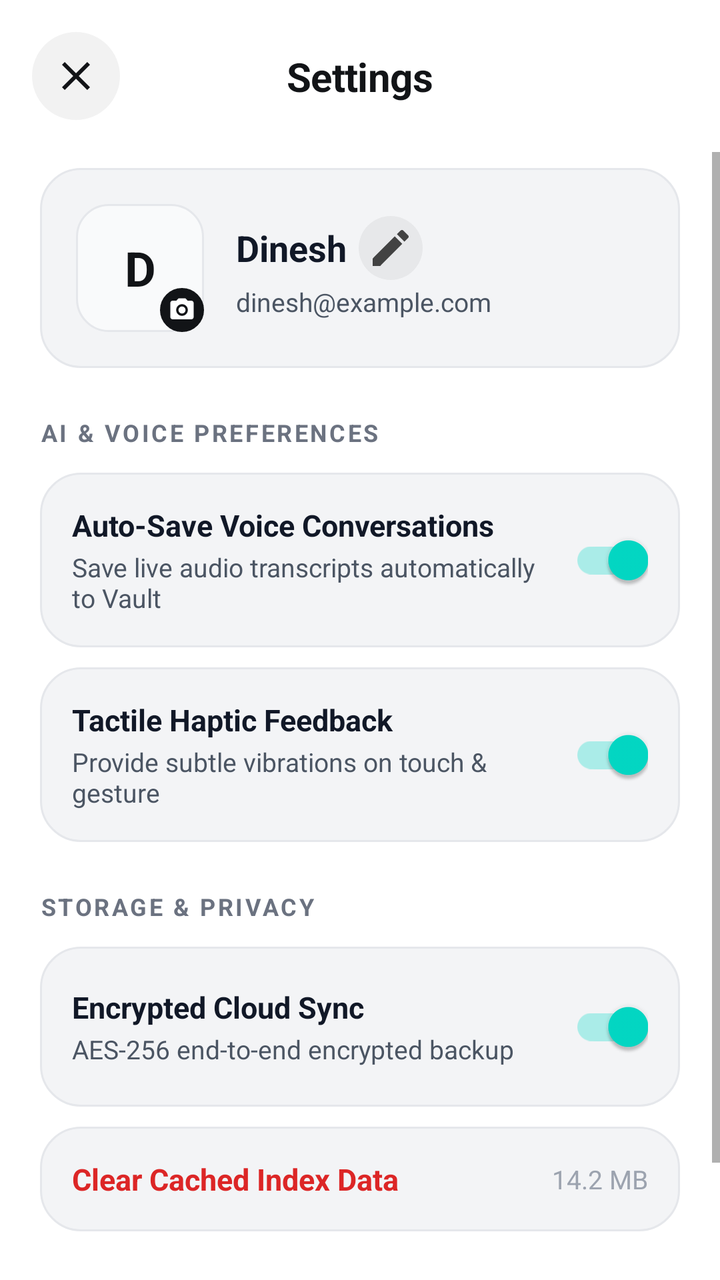
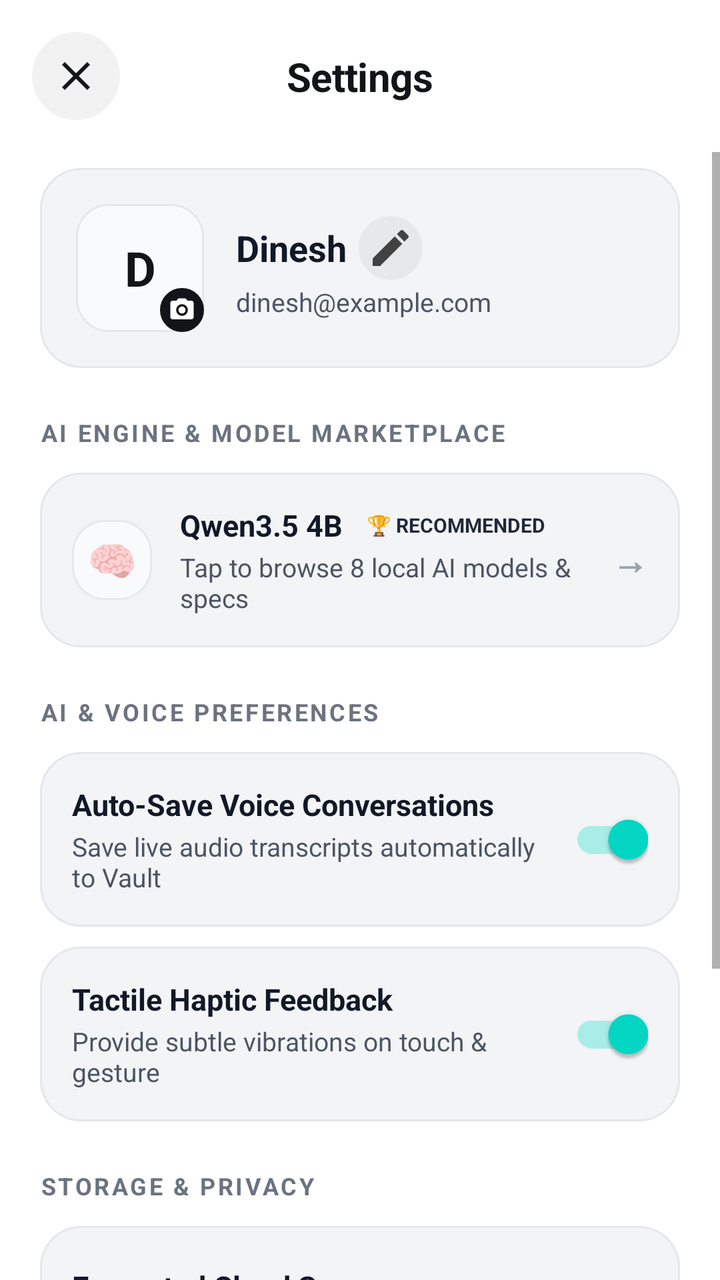

Screens rendered from an Android XML layout before and after an edit, with the pre-edit source and the edit as a unified diff.
<!-- AndroidManifest.xml: activity theme Theme.AppTempeLate -->
<!-- res/layout/activity_settings.xml -->
<?xml version="1.0" encoding="utf-8"?>
<androidx.constraintlayout.widget.ConstraintLayout xmlns:android="http://schemas.android.com/apk/res/android"
    xmlns:app="http://schemas.android.com/apk/res-auto"
    xmlns:tools="http://schemas.android.com/tools"
    android:layout_width="match_parent"
    android:layout_height="match_parent"
    android:background="#FFFFFF"
    tools:context=".SettingsActivity">

    
    <ImageButton
        android:id="@+id/btnBack"
        android:layout_width="44dp"
        android:layout_height="44dp"
        android:layout_marginStart="16dp"
        android:layout_marginTop="16dp"
        android:background="@drawable/bg_circle_icon_button"
        android:contentDescription="Back"
        android:padding="10dp"
        android:src="@drawable/ic_close"
        app:layout_constraintStart_toStartOf="parent"
        app:layout_constraintTop_toTopOf="parent"
        app:tint="#121417" />

    
    <TextView
        android:id="@+id/tvSettingsTitle"
        android:layout_width="wrap_content"
        android:layout_height="wrap_content"
        android:text="Settings"
        android:textColor="#121417"
        android:textSize="20sp"
        android:textStyle="bold"
        android:letterSpacing="-0.01"
        app:layout_constraintBottom_toBottomOf="@+id/btnBack"
        app:layout_constraintEnd_toEndOf="parent"
        app:layout_constraintStart_toStartOf="parent"
        app:layout_constraintTop_toTopOf="@+id/btnBack" />

    <ScrollView
        android:layout_width="0dp"
        android:layout_height="0dp"
        android:layout_marginTop="16dp"
        android:clipToPadding="false"
        android:paddingBottom="36dp"
        app:layout_constraintBottom_toBottomOf="parent"
        app:layout_constraintEnd_toEndOf="parent"
        app:layout_constraintStart_toStartOf="parent"
        app:layout_constraintTop_toBottomOf="@+id/btnBack">

        <LinearLayout
            android:layout_width="match_parent"
            android:layout_height="wrap_content"
            android:orientation="vertical"
            android:paddingHorizontal="20dp"
            android:paddingTop="8dp">

            
            <LinearLayout
                android:layout_width="match_parent"
                android:layout_height="wrap_content"
                android:background="@drawable/bg_metallic_card"
                android:gravity="center_vertical"
                android:orientation="horizontal"
                android:padding="18dp">

                
                <RelativeLayout
                    android:id="@+id/rlAvatarContainer"
                    android:layout_width="64dp"
                    android:layout_height="64dp"
                    android:clickable="true"
                    android:focusable="true">

                    
                    <TextView
                        android:id="@+id/tvAvatarInitials"
                        android:layout_width="64dp"
                        android:layout_height="64dp"
                        android:background="@drawable/bg_profile_avatar_rounded"
                        android:gravity="center"
                        android:text="D"
                        android:textColor="#121417"
                        android:textSize="24sp"
                        android:textStyle="bold" />

                    
                    <com.google.android.material.imageview.ShapeableImageView
                        android:id="@+id/ivProfilePic"
                        android:layout_width="64dp"
                        android:layout_height="64dp"
                        android:scaleType="centerCrop"
                        android:visibility="gone"
                        app:shapeAppearanceOverlay="@style/ShapeAppearance.App.RoundedSquare" />

                    
                    <ImageView
                        android:id="@+id/btnChangeAvatar"
                        android:layout_width="22dp"
                        android:layout_height="22dp"
                        android:layout_alignParentEnd="true"
                        android:layout_alignParentBottom="true"
                        android:background="@drawable/bg_end_call_button"
                        android:backgroundTint="#121417"
                        android:padding="4dp"
                        android:src="@drawable/ic_camera"
                        app:tint="#FFFFFF" />

                </RelativeLayout>

                <LinearLayout
                    android:layout_width="0dp"
                    android:layout_height="wrap_content"
                    android:layout_marginStart="16dp"
                    android:layout_weight="1"
                    android:orientation="vertical">

                    <LinearLayout
                        android:layout_width="wrap_content"
                        android:layout_height="wrap_content"
                        android:gravity="center_vertical"
                        android:orientation="horizontal">

                        <TextView
                            android:id="@+id/tvUserName"
                            android:layout_width="wrap_content"
                            android:layout_height="wrap_content"
                            android:text="Dinesh"
                            android:textColor="#111827"
                            android:textSize="18sp"
                            android:textStyle="bold" />

                        <ImageButton
                            android:id="@+id/btnEditName"
                            android:layout_width="32dp"
                            android:layout_height="32dp"
                            android:layout_marginStart="6dp"
                            android:background="@drawable/bg_circle_icon_button"
                            android:contentDescription="Edit Name"
                            android:padding="6dp"
                            android:src="@drawable/ic_edit"
                            app:tint="#424242" />

                    </LinearLayout>

                    <TextView
                        android:id="@+id/tvUserEmail"
                        android:layout_width="wrap_content"
                        android:layout_height="wrap_content"
                        android:layout_marginTop="2dp"
                        android:text="dinesh@example.com"
                        android:textColor="#4B5563"
                        android:textSize="13sp" />

                </LinearLayout>

            </LinearLayout>

            
            <TextView
                android:layout_width="wrap_content"
                android:layout_height="wrap_content"
                android:layout_marginTop="24dp"
                android:text="AI &amp; VOICE PREFERENCES"
                android:textColor="#6B7280"
                android:textSize="12sp"
                android:textStyle="bold"
                android:letterSpacing="0.1" />

            
            <LinearLayout
                android:layout_width="match_parent"
                android:layout_height="wrap_content"
                android:layout_marginTop="12dp"
                android:background="@drawable/bg_metallic_card"
                android:gravity="center_vertical"
                android:orientation="horizontal"
                android:padding="16dp">

                <LinearLayout
                    android:layout_width="0dp"
                    android:layout_height="wrap_content"
                    android:layout_weight="1"
                    android:orientation="vertical">

                    <TextView
                        android:layout_width="wrap_content"
                        android:layout_height="wrap_content"
                        android:text="Auto-Save Voice Conversations"
                        android:textColor="#111827"
                        android:textSize="15sp"
                        android:textStyle="bold" />

                    <TextView
                        android:layout_width="wrap_content"
                        android:layout_height="wrap_content"
                        android:layout_marginTop="2dp"
                        android:text="Save live audio transcripts automatically to Vault"
                        android:textColor="#4B5563"
                        android:textSize="13sp" />

                </LinearLayout>

                <androidx.appcompat.widget.SwitchCompat
                    android:id="@+id/switchAutoSave"
                    android:layout_width="wrap_content"
                    android:layout_height="wrap_content"
                    android:checked="true" />

            </LinearLayout>

            
            <LinearLayout
                android:layout_width="match_parent"
                android:layout_height="wrap_content"
                android:layout_marginTop="10dp"
                android:background="@drawable/bg_metallic_card"
                android:gravity="center_vertical"
                android:orientation="horizontal"
                android:padding="16dp">

                <LinearLayout
                    android:layout_width="0dp"
                    android:layout_height="wrap_content"
                    android:layout_weight="1"
                    android:orientation="vertical">

                    <TextView
                        android:layout_width="wrap_content"
                        android:layout_height="wrap_content"
                        android:text="Tactile Haptic Feedback"
                        android:textColor="#111827"
                        android:textSize="15sp"
                        android:textStyle="bold" />

                    <TextView
                        android:layout_width="wrap_content"
                        android:layout_height="wrap_content"
                        android:layout_marginTop="2dp"
                        android:text="Provide subtle vibrations on touch &amp; gesture"
                        android:textColor="#4B5563"
                        android:textSize="13sp" />

                </LinearLayout>

                <androidx.appcompat.widget.SwitchCompat
                    android:id="@+id/switchHaptics"
                    android:layout_width="wrap_content"
                    android:layout_height="wrap_content"
                    android:checked="true" />

            </LinearLayout>

            
            <TextView
                android:layout_width="wrap_content"
                android:layout_height="wrap_content"
                android:layout_marginTop="24dp"
                android:text="STORAGE &amp; PRIVACY"
                android:textColor="#6B7280"
                android:textSize="12sp"
                android:textStyle="bold"
                android:letterSpacing="0.1" />

            
            <LinearLayout
                android:layout_width="match_parent"
                android:layout_height="wrap_content"
                android:layout_marginTop="12dp"
                android:background="@drawable/bg_metallic_card"
                android:gravity="center_vertical"
                android:orientation="horizontal"
                android:padding="16dp">

                <LinearLayout
                    android:layout_width="0dp"
                    android:layout_height="wrap_content"
                    android:layout_weight="1"
                    android:orientation="vertical">

                    <TextView
                        android:layout_width="wrap_content"
                        android:layout_height="wrap_content"
                        android:text="Encrypted Cloud Sync"
                        android:textColor="#111827"
                        android:textSize="15sp"
                        android:textStyle="bold" />

                    <TextView
                        android:layout_width="wrap_content"
                        android:layout_height="wrap_content"
                        android:layout_marginTop="2dp"
                        android:text="AES-256 end-to-end encrypted backup"
                        android:textColor="#4B5563"
                        android:textSize="13sp" />

                </LinearLayout>

                <androidx.appcompat.widget.SwitchCompat
                    android:id="@+id/switchCloudSync"
                    android:layout_width="wrap_content"
                    android:layout_height="wrap_content"
                    android:checked="true" />

            </LinearLayout>

            
            <LinearLayout
                android:id="@+id/btnClearCache"
                android:layout_width="match_parent"
                android:layout_height="wrap_content"
                android:layout_marginTop="10dp"
                android:background="@drawable/bg_metallic_card"
                android:gravity="center_vertical"
                android:orientation="horizontal"
                android:padding="16dp">

                <TextView
                    android:layout_width="0dp"
                    android:layout_height="wrap_content"
                    android:layout_weight="1"
                    android:text="Clear Cached Index Data"
                    android:textColor="#DC2626"
                    android:textSize="15sp"
                    android:textStyle="bold" />

                <TextView
                    android:layout_width="wrap_content"
                    android:layout_height="wrap_content"
                    android:text="14.2 MB"
                    android:textColor="#9CA3AF"
                    android:textSize="13sp" />

            </LinearLayout>

            
            <TextView
                android:layout_width="wrap_content"
                android:layout_height="wrap_content"
                android:layout_gravity="center_horizontal"
                android:layout_marginTop="32dp"
                android:text="Memossist v1.0.4 • Build 2026"
                android:textColor="#9CA3AF"
                android:textSize="13sp" />

        </LinearLayout>

    </ScrollView>

</androidx.constraintlayout.widget.ConstraintLayout>
<!-- resources referenced by this layout -->
<resources>
  <!-- drawable bg_circle_icon_button (drawable) -->
  <?xml version="1.0" encoding="utf-8"?>
  <ripple xmlns:android="http://schemas.android.com/apk/res/android"
      android:color="#1F000000">
      <item>
          <shape android:shape="oval">
              <solid android:color="#0D000000" />
          </shape>
      </item>
  </ripple>
  <!-- drawable bg_end_call_button (drawable) -->
  <?xml version="1.0" encoding="utf-8"?>
  <ripple xmlns:android="http://schemas.android.com/apk/res/android"
      android:color="#40FFFFFF">
      <item>
          <shape android:shape="oval">
              <gradient
                  android:startColor="#E53935"
                  android:endColor="#B71C1C"
                  android:angle="135" />
              <stroke
                  android:width="1dp"
                  android:color="#FF8A80" />
          </shape>
      </item>
  </ripple>
  <!-- drawable bg_metallic_card (drawable) -->
  <?xml version="1.0" encoding="utf-8"?>
  <shape xmlns:android="http://schemas.android.com/apk/res/android"
      android:shape="rectangle">
      <solid android:color="#F3F4F6" />
      <corners android:radius="20dp" />
      <stroke
          android:width="1dp"
          android:color="#E5E7EB" />
  </shape>
  <!-- drawable bg_profile_avatar_rounded (drawable) -->
  <?xml version="1.0" encoding="utf-8"?>
  <shape xmlns:android="http://schemas.android.com/apk/res/android"
      android:shape="rectangle">
      <solid android:color="#F9FAFB" />
      <corners android:radius="16dp" />
      <stroke
          android:width="1dp"
          android:color="#E5E7EB" />
  </shape>
  <!-- drawable ic_camera (drawable) -->
  <vector xmlns:android="http://schemas.android.com/apk/res/android"
      android:width="24dp"
      android:height="24dp"
      android:viewportWidth="24"
      android:viewportHeight="24">
    <path
        android:fillColor="#FFFFFF"
        android:pathData="M12,15c1.66,0 3,-1.34 3,-3s-1.34,-3 -3,-3 -3,1.34 -3,3 1.34,3 3,3zM9,2L7.17,4H4c-1.1,0 -2,0.9 -2,2v12c0,1.1 0.9,2 2,2h16c1.1,0 2,-0.9 2,-2V6c0,-1.1 -0.9,-2 -2,-2h-3.17L15,2H9zm3,15c-2.76,0 -5,-2.24 -5,-5s2.24,-5 5,-5 5,2.24 5,5 -2.24,5 -5,5z"/>
  </vector>
  <!-- drawable ic_close (drawable) -->
  <vector xmlns:android="http://schemas.android.com/apk/res/android"
      android:width="24dp"
      android:height="24dp"
      android:viewportWidth="24"
      android:viewportHeight="24">
    <path
        android:fillColor="#D8DCDE"
        android:pathData="M19,6.41L17.59,5 12,10.59 6.41,5 5,6.41 10.59,12 5,17.59 6.41,19 12,13.41 17.59,19 19,17.59 13.41,12z"/>
  </vector>
  <!-- drawable ic_edit (drawable) -->
  <vector xmlns:android="http://schemas.android.com/apk/res/android"
      android:width="24dp"
      android:height="24dp"
      android:viewportWidth="24"
      android:viewportHeight="24">
    <path
        android:fillColor="#616161"
        android:pathData="M3,17.25V21h3.75L17.81,9.94l-3.75,-3.75L3,17.25zM20.71,7.04c0.39,-0.39 0.39,-1.02 0,-1.41l-2.34,-2.34c,-0.39,-0.39 -1.02,-0.39 -1.41,0l-1.83,1.83 3.75,3.75 1.83,-1.83z"/>
  </vector>
  <style name="ShapeAppearance.App.RoundedSquare" parent="ShapeAppearance.MaterialComponents.SmallComponent">
          <item name="cornerSize">16dp</item>
      </style>
  <color name="white">#FFFFFF</color>
  <!-- unchanged entries left out for length: 1 -->
</resources>

<!-- the commit's change to res/layout/activity_settings.xml (unified diff, before → after) -->
@@ -161,6 +161,97 @@
                 android:layout_width="wrap_content"
                 android:layout_height="wrap_content"
                 android:layout_marginTop="24dp"
+                android:text="AI ENGINE &amp; MODEL MARKETPLACE"
+                android:textColor="#6B7280"
+                android:textSize="12sp"
+                android:textStyle="bold"
+                android:letterSpacing="0.1" />
+
+            
+            <LinearLayout
+                android:id="@+id/btnOpenModelMarketplace"
+                android:layout_width="match_parent"
+                android:layout_height="wrap_content"
+                android:layout_marginTop="12dp"
+                android:background="@drawable/bg_metallic_card"
+                android:clickable="true"
+                android:focusable="true"
+                android:gravity="center_vertical"
+                android:orientation="horizontal"
+                android:padding="16dp">
+
+                <TextView
+                    android:id="@+id/tvSettingsModelIcon"
+                    android:layout_width="40dp"
+                    android:layout_height="40dp"
+                    android:background="@drawable/bg_profile_avatar_rounded"
+                    android:gravity="center"
+                    android:text="🧠"
+                    android:textSize="20sp" />
+
+                <LinearLayout
+                    android:layout_width="0dp"
+                    android:layout_height="wrap_content"
+                    android:layout_marginStart="14dp"
+                    android:layout_weight="1"
+                    android:orientation="vertical">
+
+                    <LinearLayout
+                        android:layout_width="wrap_content"
+                        android:layout_height="wrap_content"
+                        android:gravity="center_vertical"
+                        android:orientation="horizontal">
+
+                        <TextView
+                            android:id="@+id/tvSettingsActiveModelName"
+                            android:layout_width="wrap_content"
+                            android:layout_height="wrap_content"
+                            android:text="Qwen3.5 4B"
+                            android:textColor="#111827"
+                            android:textSize="15sp"
+                            android:textStyle="bold" />
+
+                        <TextView
+                            android:id="@+id/tvSettingsActiveModelBadge"
+                            android:layout_width="wrap_content"
+                            android:layout_height="wrap_content"
+                            android:layout_marginStart="6dp"
+                            android:background="@drawable/bg_tag_rounded"
+                            android:backgroundTint="#F3F4F6"
+                            android:paddingHorizontal="6dp"
+                            android:paddingVertical="2dp"
+                            android:text="🏆 RECOMMENDED"
+                            android:textColor="#1F2937"
+                            android:textSize="10sp"
+                            android:textStyle="bold" />
+
+                    </LinearLayout>
+
+                    <TextView
+                        android:layout_width="wrap_content"
+                        android:layout_height="wrap_content"
+                        android:layout_marginTop="2dp"
+                        android:text="Tap to browse 8 local AI models &amp; specs"
+                        android:textColor="#4B5563"
+                        android:textSize="13sp" />
+
+                </LinearLayout>
+
+                <TextView
+                    android:layout_width="wrap_content"
+                    android:layout_height="wrap_content"
+                    android:text="→"
+                    android:textColor="#9CA3AF"
+                    android:textSize="18sp"
+                    android:textStyle="bold" />
+
+            </LinearLayout>
+
+            
+            <TextView
+                android:layout_width="wrap_content"
+                android:layout_height="wrap_content"
+                android:layout_marginTop="24dp"
                 android:text="AI &amp; VOICE PREFERENCES"
                 android:textColor="#6B7280"
                 android:textSize="12sp"
<!-- resource entries referenced after the edit -->
@@ -46,6 +46,16 @@
           android:width="1dp"
           android:color="#E5E7EB" />
   </shape>
+  <!-- drawable bg_tag_rounded (drawable) -->
+  <?xml version="1.0" encoding="utf-8"?>
+  <shape xmlns:android="http://schemas.android.com/apk/res/android"
+      android:shape="rectangle">
+      <solid android:color="#F3F4F6" />
+      <corners android:radius="12dp" />
+      <stroke
+          android:width="1dp"
+          android:color="#E5E7EB" />
+  </shape>
   <!-- drawable ic_camera (drawable) -->
   <vector xmlns:android="http://schemas.android.com/apk/res/android"
       android:width="24dp"
